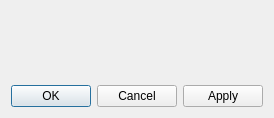
First picture: the form in Qt/Components/Resources/UI/pqProxyWidgetDialog.ui, repository Kitware/ParaView, before the edit.
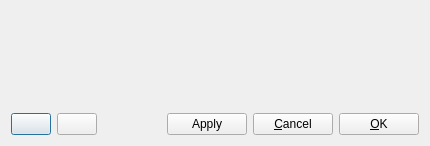
Second picture: the form after the edit. Icons and pictures are not drawn.

Commit message:
Add buttons to pqProxyWidgetDialog
Added a button to save currently applied settings as property defaults
and a button to restore the application defaults.

Removed QDialogButtonBox and replaced with simple QPushButtons.

Updated tests that involve the pqProxyWidgetDialog.

Diff of the .ui file:
```diff
--- a/Qt/Components/Resources/UI/pqProxyWidgetDialog.ui
+++ b/Qt/Components/Resources/UI/pqProxyWidgetDialog.ui
@@ -6,8 +6,8 @@
    <rect>
     <x>0</x>
     <y>0</y>
-    <width>255</width>
-    <height>116</height>
+    <width>430</width>
+    <height>146</height>
    </rect>
   </property>
   <property name="windowTitle">
@@ -27,8 +27,8 @@
        <rect>
         <x>0</x>
         <y>0</y>
-        <width>237</width>
-        <height>69</height>
+        <width>412</width>
+        <height>95</height>
        </rect>
       </property>
       <layout class="QVBoxLayout" name="scrollAreaLayout">
@@ -43,13 +43,98 @@
     </widget>
    </item>
    <item>
-    <widget class="QDialogButtonBox" name="buttonBox">
-     <property name="orientation">
-      <enum>Qt::Horizontal</enum>
-     </property>
-     <property name="standardButtons">
-      <set>QDialogButtonBox::Apply|QDialogButtonBox::Cancel|QDialogButtonBox::Ok</set>
-     </property>
+    <widget class="QWidget" name="widget" native="true">
+     <layout class="QHBoxLayout" name="horizontalLayout">
+      <property name="spacing">
+       <number>6</number>
+      </property>
+      <property name="margin">
+       <number>0</number>
+      </property>
+      <item>
+       <widget class="QPushButton" name="RestoreDefaultsButton">
+        <property name="toolTip">
+         <string>Restore application default setting values</string>
+        </property>
+        <property name="text">
+         <string/>
+        </property>
+       </widget>
+      </item>
+      <item>
+       <widget class="QPushButton" name="SaveButton">
+        <property name="toolTip">
+         <string>Save current settings values as default</string>
+        </property>
+        <property name="text">
+         <string/>
+        </property>
+        <property name="iconSize">
+         <size>
+          <width>16</width>
+          <height>16</height>
+         </size>
+        </property>
+       </widget>
+      </item>
+      <item>
+       <spacer name="horizontalSpacer">
+        <property name="orientation">
+         <enum>Qt::Horizontal</enum>
+        </property>
+        <property name="sizeHint" stdset="0">
+         <size>
+          <width>40</width>
+          <height>20</height>
+         </size>
+        </property>
+       </spacer>
+      </item>
+      <item>
+       <widget class="QPushButton" name="ApplyButton">
+        <property name="sizePolicy">
+         <sizepolicy hsizetype="Maximum" vsizetype="Fixed">
+          <horstretch>0</horstretch>
+          <verstretch>0</verstretch>
+         </sizepolicy>
+        </property>
+        <property name="text">
+         <string>Apply</string>
+        </property>
+        <property name="icon">
+         <iconset theme="SP_DialogApplyButton">
+          <normaloff/>
+         </iconset>
+        </property>
+       </widget>
+      </item>
+      <item>
+       <widget class="QPushButton" name="CancelButton">
+        <property name="sizePolicy">
+         <sizepolicy hsizetype="Maximum" vsizetype="Fixed">
+          <horstretch>0</horstretch>
+          <verstretch>0</verstretch>
+         </sizepolicy>
+        </property>
+        <property name="text">
+         <string>&amp;Cancel</string>
+        </property>
+       </widget>
+      </item>
+      <item>
+       <widget class="QPushButton" name="OKButton">
+        <property name="sizePolicy">
+         <sizepolicy hsizetype="Maximum" vsizetype="Fixed">
+          <horstretch>0</horstretch>
+          <verstretch>0</verstretch>
+         </sizepolicy>
+        </property>
+        <property name="text">
+         <string>&amp;OK</string>
+        </property>
+       </widget>
+      </item>
+     </layout>
     </widget>
    </item>
   </layout>
```
Left out of the diff: 35 changed lines with no effect on the pictures. The commit also changes 5 other files.
